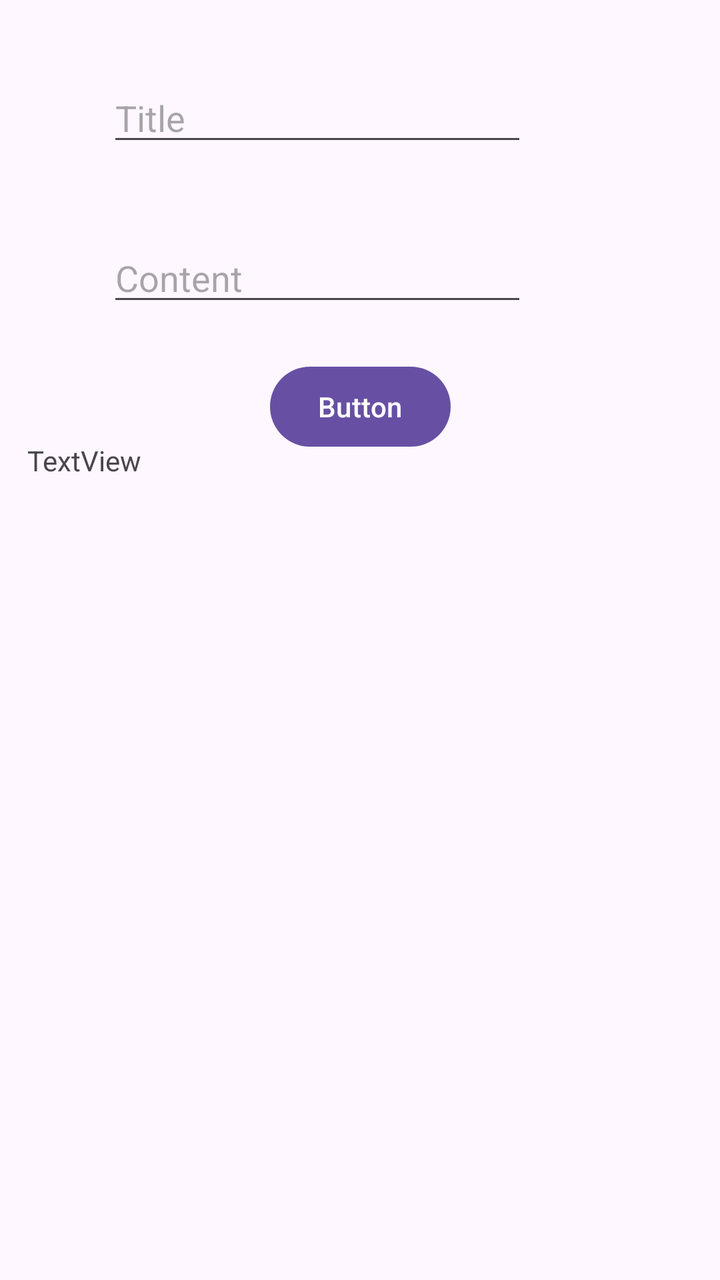
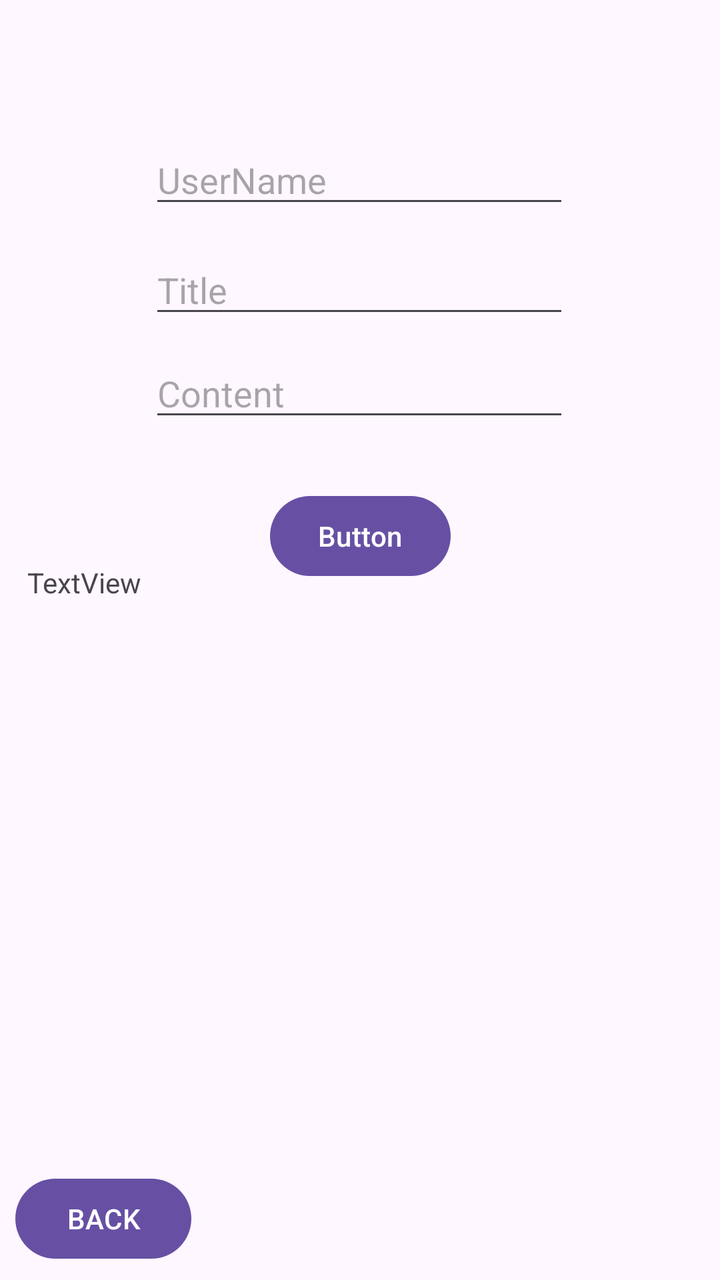

Screens rendered from an Android XML layout before and after an edit, with the pre-edit source and the edit as a unified diff.
<!-- AndroidManifest.xml: application theme Theme.LAB4111 -->
<!-- res/layout/activity_add_note2.xml -->
<?xml version="1.0" encoding="utf-8"?>
<androidx.constraintlayout.widget.ConstraintLayout xmlns:android="http://schemas.android.com/apk/res/android"
    xmlns:app="http://schemas.android.com/apk/res-auto"
    xmlns:tools="http://schemas.android.com/tools"
    android:id="@+id/main"
    android:layout_width="match_parent"
    android:layout_height="match_parent"
    tools:context=".Add_Note">

    <EditText
        android:id="@+id/editTextText"
        android:layout_width="wrap_content"
        android:layout_height="wrap_content"
        android:ems="10"
        android:hint="Title"
        android:inputType="text"
        app:layout_constraintBottom_toBottomOf="parent"
        app:layout_constraintEnd_toEndOf="parent"
        app:layout_constraintHorizontal_bias="0.358"
        app:layout_constraintStart_toStartOf="parent"
        app:layout_constraintTop_toTopOf="parent"
        app:layout_constraintVertical_bias="0.061" />

    <EditText
        android:id="@+id/editTextText2"
        android:layout_width="wrap_content"
        android:layout_height="wrap_content"
        android:ems="10"
        android:hint="Content"
        android:inputType="text"
        app:layout_constraintBottom_toBottomOf="parent"
        app:layout_constraintEnd_toEndOf="parent"
        app:layout_constraintHorizontal_bias="0.358"
        app:layout_constraintStart_toStartOf="parent"
        app:layout_constraintTop_toTopOf="parent"
        app:layout_constraintVertical_bias="0.195" />

    <Button
        android:id="@+id/button5"
        android:layout_width="wrap_content"
        android:layout_height="wrap_content"
        android:text="Button"
        app:layout_constraintBottom_toBottomOf="parent"
        app:layout_constraintEnd_toEndOf="parent"
        app:layout_constraintStart_toStartOf="parent"
        app:layout_constraintTop_toTopOf="parent"
        app:layout_constraintVertical_bias="0.303" />

    <TextView
        android:id="@+id/textView2"
        android:layout_width="333dp"
        android:layout_height="199dp"
        android:text="TextView"
        app:layout_constraintBottom_toBottomOf="parent"
        app:layout_constraintEnd_toEndOf="parent"
        app:layout_constraintHorizontal_bias="0.5"
        app:layout_constraintStart_toStartOf="parent"
        app:layout_constraintTop_toTopOf="parent"
        app:layout_constraintVertical_bias="0.5" />
</androidx.constraintlayout.widget.ConstraintLayout>
<!-- resources referenced by this layout -->
<resources>
  <style name="Theme.LAB4111" parent="Base.Theme.LAB4111" />
  <style name="Base.Theme.LAB4111" parent="Theme.Material3.DayNight.NoActionBar">
          
          
      </style>
</resources>

<!-- the commit's change to res/layout/activity_add_note2.xml (unified diff, before → after) -->
@@ -16,10 +16,10 @@
         android:inputType="text"
         app:layout_constraintBottom_toBottomOf="parent"
         app:layout_constraintEnd_toEndOf="parent"
-        app:layout_constraintHorizontal_bias="0.358"
+        app:layout_constraintHorizontal_bias="0.497"
         app:layout_constraintStart_toStartOf="parent"
         app:layout_constraintTop_toTopOf="parent"
-        app:layout_constraintVertical_bias="0.061" />
+        app:layout_constraintVertical_bias="0.205" />
 
     <EditText
         android:id="@+id/editTextText2"
@@ -30,10 +30,10 @@
         android:inputType="text"
         app:layout_constraintBottom_toBottomOf="parent"
         app:layout_constraintEnd_toEndOf="parent"
-        app:layout_constraintHorizontal_bias="0.358"
+        app:layout_constraintHorizontal_bias="0.497"
         app:layout_constraintStart_toStartOf="parent"
         app:layout_constraintTop_toTopOf="parent"
-        app:layout_constraintVertical_bias="0.195" />
+        app:layout_constraintVertical_bias="0.291" />
 
     <Button
         android:id="@+id/button5"
@@ -44,7 +44,7 @@
         app:layout_constraintEnd_toEndOf="parent"
         app:layout_constraintStart_toStartOf="parent"
         app:layout_constraintTop_toTopOf="parent"
-        app:layout_constraintVertical_bias="0.303" />
+        app:layout_constraintVertical_bias="0.412" />
 
     <TextView
         android:id="@+id/textView2"
@@ -53,8 +53,33 @@
         android:text="TextView"
         app:layout_constraintBottom_toBottomOf="parent"
         app:layout_constraintEnd_toEndOf="parent"
-        app:layout_constraintHorizontal_bias="0.5"
         app:layout_constraintStart_toStartOf="parent"
         app:layout_constraintTop_toTopOf="parent"
-        app:layout_constraintVertical_bias="0.5" />
+        app:layout_constraintVertical_bias="0.639" />
+
+    <EditText
+        android:id="@+id/editTextText3"
+        android:layout_width="wrap_content"
+        android:layout_height="wrap_content"
+        android:ems="10"
+        android:hint="UserName"
+        android:inputType="text"
+        app:layout_constraintBottom_toBottomOf="parent"
+        app:layout_constraintEnd_toEndOf="parent"
+        app:layout_constraintHorizontal_bias="0.497"
+        app:layout_constraintStart_toStartOf="parent"
+        app:layout_constraintTop_toTopOf="parent"
+        app:layout_constraintVertical_bias="0.113" />
+
+    <Button
+        android:id="@+id/button7"
+        android:layout_width="wrap_content"
+        android:layout_height="wrap_content"
+        android:text="BACK"
+        app:layout_constraintBottom_toBottomOf="parent"
+        app:layout_constraintEnd_toEndOf="parent"
+        app:layout_constraintHorizontal_bias="0.028"
+        app:layout_constraintStart_toStartOf="parent"
+        app:layout_constraintTop_toTopOf="parent"
+        app:layout_constraintVertical_bias="0.989" />
 </androidx.constraintlayout.widget.ConstraintLayout>
